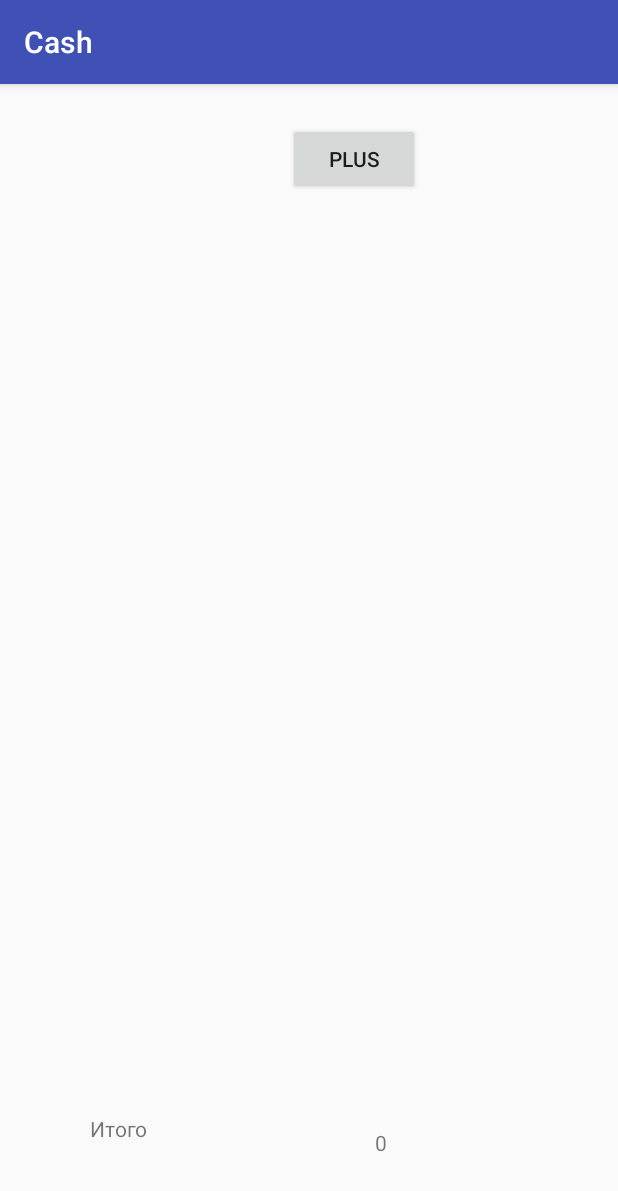
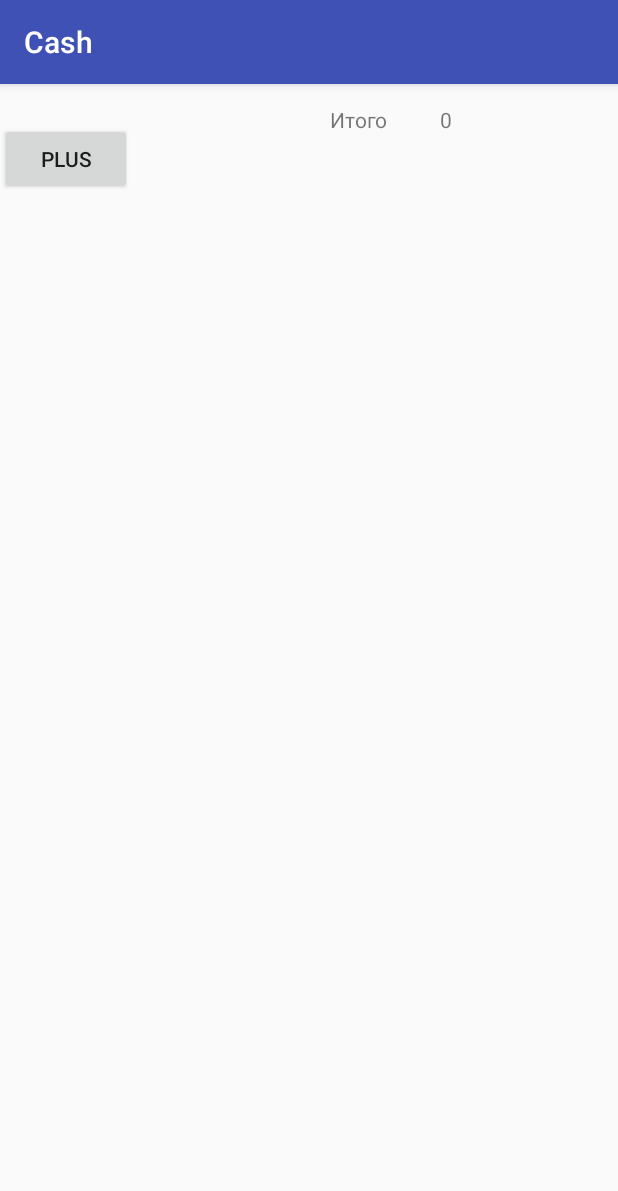
Before and after one commit to Izemir/Cash, an Android app: the TodayCash screen opened directly, with no data from a screen before it, on a phone screen of 412 x 824 dp. Shown: the top 1191 px of the screen. Run offline under Robolectric (Android 15) with nearby library versions, the phone set to English and light mode, and no system bars.

```diff
--- a/app/src/main/java/com/example/a24/cash/TodayCash.java
+++ b/app/src/main/java/com/example/a24/cash/TodayCash.java
@@ -2,6 +2,7 @@ package com.example.a24.cash;
 
 import android.support.v7.app.AppCompatActivity;
 import android.os.Bundle;
+
 
 import java.util.ArrayList;
 import java.util.List;
@@ -14,7 +15,12 @@ public class TodayCash extends AppCompatActivity {
         setContentView(R.layout.activity_today_cash);
     }
 
-    OneBuy first;
+    OneBuy first = new OneBuy(24, "IceCream"),
+            second = new OneBuy(144,"Chips");
 
-    ArrayList<OneBuy> list = new ArrayList<OneBuy>();
+    public ArrayList<OneBuy> list = new ArrayList<OneBuy>();
+
+
+
+
 }
--- a/app/src/main/res/layout/activity_today_cash.xml
+++ b/app/src/main/res/layout/activity_today_cash.xml
@@ -1,41 +1,59 @@
 <?xml version="1.0" encoding="utf-8"?>
-<android.support.constraint.ConstraintLayout xmlns:android="http://schemas.android.com/apk/res/android"
-    xmlns:app="http://schemas.android.com/apk/res-auto"
-    xmlns:tools="http://schemas.android.com/tools"
-    android:layout_width="match_parent"
-    android:layout_height="match_parent"
-    tools:context=".TodayCash">
+
+
+    <LinearLayout xmlns:android="http://schemas.android.com/apk/res/android"
+        xmlns:app="http://schemas.android.com/apk/res-auto"
+        xmlns:tools="http://schemas.android.com/tools"
+        android:layout_width="match_parent"
+        android:layout_height="match_parent"
+        tools:context=".TodayCash">
+
+
+        android:id="@+id/linearLayout"
+        android:layout_width="0dp"
+        android:layout_height="0dp"
+        android:orientation="vertical"
+        app:layout_constraintBottom_toBottomOf="parent"
+        app:layout_constraintEnd_toEndOf="parent"
+        app:layout_constraintHorizontal_bias="0.0"
+        app:layout_constraintStart_toStartOf="parent"
+        app:layout_constraintTop_toTopOf="parent"
+        app:layout_constraintVertical_bias="0.0">
+
+        <Button
+            android:id="@+id/newBuy"
+            android:layout_width="wrap_content"
+            android:layout_height="wrap_content"
+            android:layout_gravity="top|left"
+            android:layout_marginEnd="132dp"
+            android:layout_marginTop="26dp"
+            android:text="plus" />
 
     <TextView
         android:id="@+id/Summ"
-        android:layout_width="0dp"
+        android:layout_width="73dp"
         android:layout_height="37dp"
-        android:layout_marginBottom="44dp"
-        android:layout_marginEnd="58dp"
-        android:layout_marginStart="60dp"
-        android:text="Итого"
-        app:layout_constraintBottom_toBottomOf="parent"
-        app:layout_constraintEnd_toStartOf="@+id/Summ2"
-        app:layout_constraintStart_toStartOf="parent" />
+        android:layout_gravity="top|center_horizontal"
+
+        android:text="Итого" />
 
     <TextView
         android:id="@+id/Summ2"
         android:layout_width="wrap_content"
         android:layout_height="wrap_content"
-        android:layout_marginEnd="154dp"
-        android:text="@string/Summ"
-        app:layout_constraintBottom_toBottomOf="@+id/Summ"
-        app:layout_constraintEnd_toEndOf="parent"
-        app:layout_constraintStart_toEndOf="@+id/Summ"
-        app:layout_constraintTop_toTopOf="@+id/Summ" />
+        android:layout_gravity="top|right"
 
-    <Button
-        android:id="@+id/newBuy"
-        android:layout_width="wrap_content"
-        android:layout_height="wrap_content"
-        android:layout_marginEnd="132dp"
-        android:layout_marginTop="26dp"
-        android:text="plus"
-        app:layout_constraintEnd_toEndOf="parent"
-        app:layout_constraintTop_toTopOf="parent" />
-</android.support.constraint.ConstraintLayout>
+        android:text="@string/Summ" />
+
+    <ScrollView
+            android:id="@+id/scroll"
+            android:layout_width="match_parent"
+            android:layout_height="match_parent">
+
+            <LinearLayout
+                android:id="@+id/linLayout"
+                android:layout_width="match_parent"
+                android:layout_height="match_parent"
+                android:orientation="vertical"></LinearLayout>
+        </ScrollView>
+    </LinearLayout>
```
Also changed, not shown: app/src/main/res/layout/one_buy.xml (added, +34 -0 lines).
